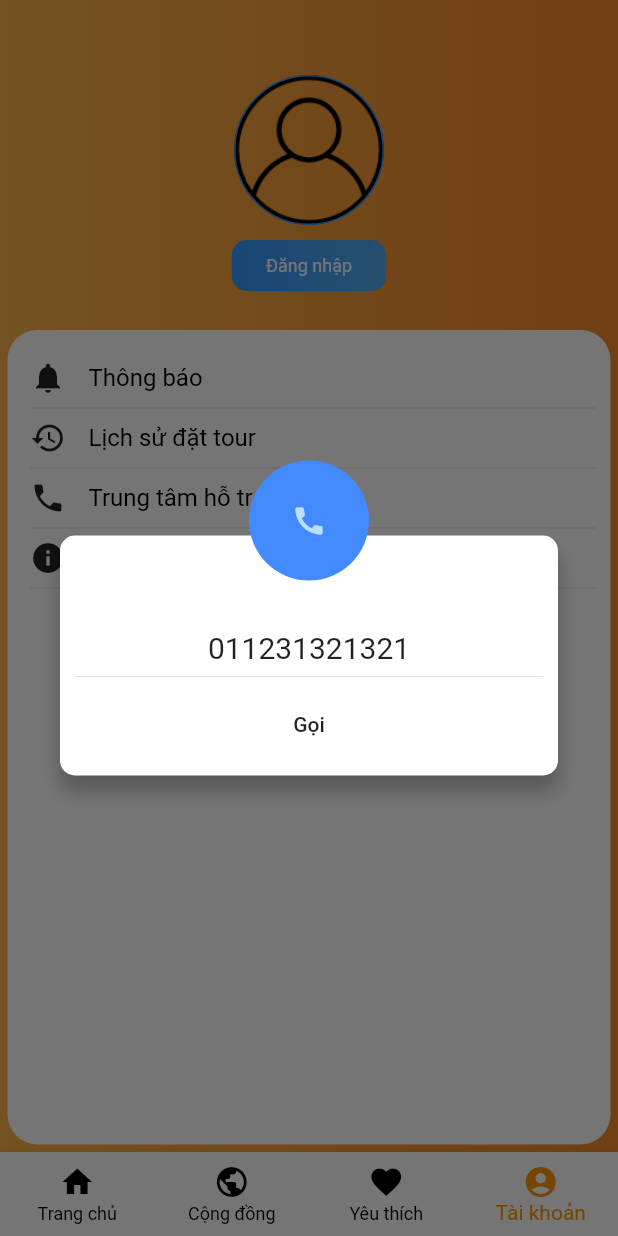
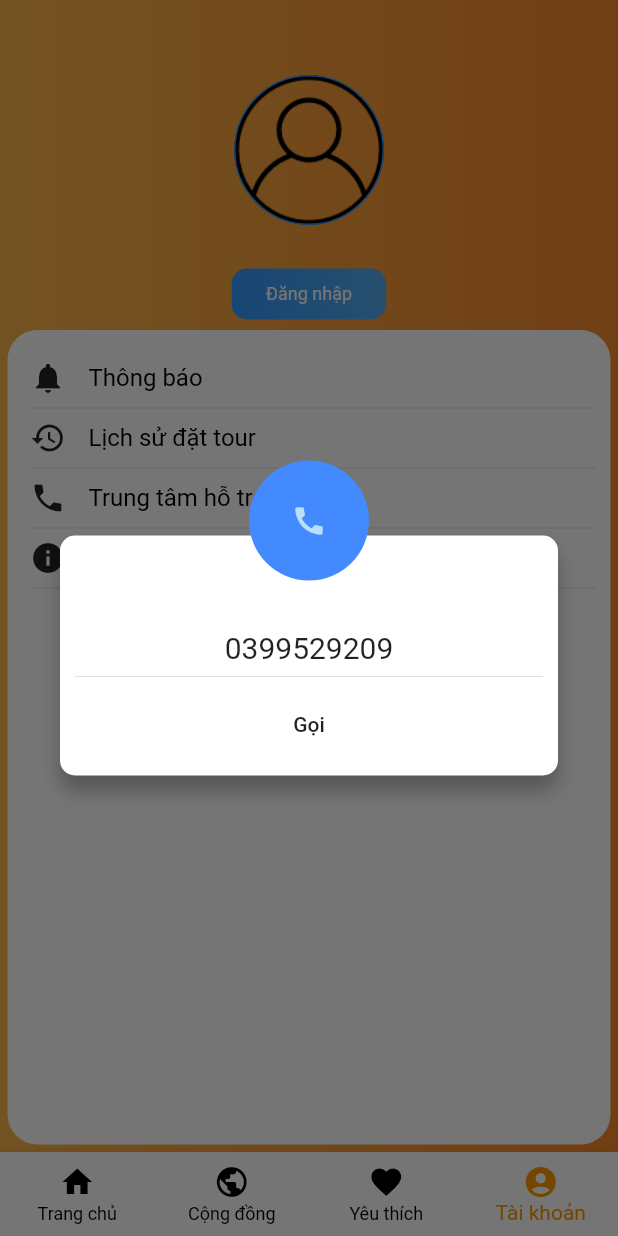
Before and after one commit to FlutterProjectTemplate/VietNam_travel-booking-flutter, a Flutter app: the screen it shows after launch, item 4 of the bottom bar chosen, after a tap on "Trung tâm hỗ trợ (24/7)", on a phone screen of 412 x 824 dp. Run offline on Flutter 3.47's test engine with Material 2 defaults, Android fonts, the phone set to English and light mode, and no system bars; our stand-ins replace carousel_pro; missing offline and left inert: flutter_phone_direct_caller.

Commit message:
update call

```diff
--- a/lib/Screens/AccountScreen.dart
+++ b/lib/Screens/AccountScreen.dart
@@ -1,8 +1,10 @@
 import 'package:flutter/material.dart';
+import 'package:flutter_phone_direct_caller/flutter_phone_direct_caller.dart';
 import 'package:mobile/Components/CustomAppBar.dart';
 import 'package:mobile/Screens/AboutScreen.dart';
 import 'package:mobile/Screens/LoginScreen.dart';
 import 'package:mobile/Utils/Constants.dart';
+import 'package:url_launcher/url_launcher.dart';
 
 class AccountScreen extends StatefulWidget {
   @override
@@ -10,6 +12,8 @@ class AccountScreen extends StatefulWidget {
 }
 
 class _MyAppState extends State<AccountScreen> {
+  final String _name = "";
+
   @override
   Widget build(BuildContext context) {
     return Stack(
@@ -56,6 +60,13 @@ class _MyAppState extends State<AccountScreen> {
                     SizedBox(
                       height: 10,
                     ),
+                    Text(
+                      "${_name}",
+                      style: TextStyle(
+                          decoration: TextDecoration.none,
+                          color: Colors.white,
+                          fontSize: 16.0),
+                    ),
                     _loginButton()
                   ],
                 ),
@@ -71,7 +82,7 @@ class _MyAppState extends State<AccountScreen> {
         ),
         Container(
           width: MediaQuery.of(context).size.width,
-          margin: EdgeInsets.only(top: 220, right: 5, left: 5,bottom: 5),
+          margin: EdgeInsets.only(top: 220, right: 5, left: 5, bottom: 5),
           padding: EdgeInsets.only(top: 20, left: 15, right: 10),
           decoration: BoxDecoration(
             borderRadius: BorderRadius.circular(20),
@@ -117,8 +128,7 @@ class _MyAppState extends State<AccountScreen> {
                 onTap: () {
                   showDialog(
                     context: context,
-                    builder: (BuildContext context) => CustomDialog(
-                    ),
+                    builder: (BuildContext context) => CustomDialog(),
                   );
                 },
                 child: Row(
@@ -127,7 +137,6 @@ class _MyAppState extends State<AccountScreen> {
                     SizedBox(
                       width: 15,
                     ),
-
                     Text(
                       "Trung tâm hỗ trợ (24/7)",
                       style: TextStyle(
@@ -138,11 +147,11 @@ class _MyAppState extends State<AccountScreen> {
                   ],
                 ),
               ),
-
               Divider(),
               GestureDetector(
                 onTap: () {
-                  Navigator.of(context).push(MaterialPageRoute(builder: (context) => (AboutScreen())));
+                  Navigator.of(context).push(
+                      MaterialPageRoute(builder: (context) => (AboutScreen())));
                 },
                 child: Row(
                   children: [
@@ -160,7 +169,6 @@ class _MyAppState extends State<AccountScreen> {
                   ],
                 ),
               ),
-
               Divider(),
             ],
           ),
@@ -168,11 +176,14 @@ class _MyAppState extends State<AccountScreen> {
       ],
     );
   }
+
   Widget _loginButton() {
     return GestureDetector(
-
       onTap: () {
-        Navigator.of(context).push(MaterialPageRoute(builder: (context) => LoginScreen(previousContext: context,)));
+        Navigator.of(context).push(MaterialPageRoute(
+            builder: (context) => LoginScreen(
+                  previousContext: context,
+                )));
       },
       child: Container(
         width: MediaQuery.of(context).size.width / 4,
@@ -200,8 +211,9 @@ class _MyAppState extends State<AccountScreen> {
 }
 
 class CustomDialog extends StatelessWidget {
+  CustomDialog();
 
-  CustomDialog();
+  String phone = "0399529209";
 
   @override
   Widget build(BuildContext context) {
@@ -214,6 +226,7 @@ class CustomDialog extends StatelessWidget {
       child: dialogContent(context),
     );
   }
+
 
   dialogContent(BuildContext context) {
     double a = 10;
@@ -251,7 +264,7 @@ class CustomDialog extends StatelessWidget {
                 ),
               ),
               Text(
-                "011231321321",
+                phone,
                 textAlign: TextAlign.center,
                 style: TextStyle(
                   fontSize: 20.0,
@@ -261,9 +274,7 @@ class CustomDialog extends StatelessWidget {
               Align(
                 alignment: Alignment.center,
                 child: FlatButton(
-                  onPressed: () {
-                    Navigator.of(context).pop(); // To close the dialog
-                  },
+                  onPressed: () => launch("tel://${phone}"),
                   child: Text("Gọi"),
                 ),
               ),
--- a/pubspec.yaml
+++ b/pubspec.yaml
@@ -30,6 +30,8 @@ dependencies:
   cupertino_icons: ^1.0.0
   carousel_pro: ^0.0.1
   intl: ^0.16.1
+  url_launcher: ^5.7.10
+  flutter_phone_direct_caller: ^1.0.1
 dev_dependencies:
   flutter_test:
     sdk: flutter
```
